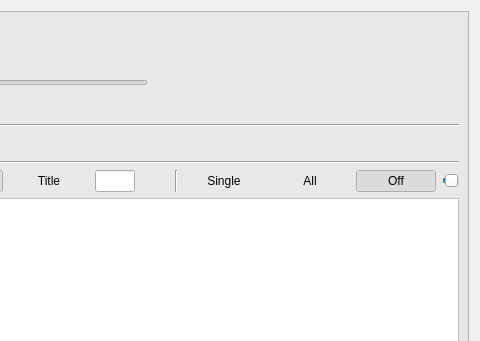
First picture: the form in playerwidget.ui, repository Amixp/flow, before the edit; both pictures show x 496 to 976 and y 0 to 341 of the 976 by 703 pixel window.
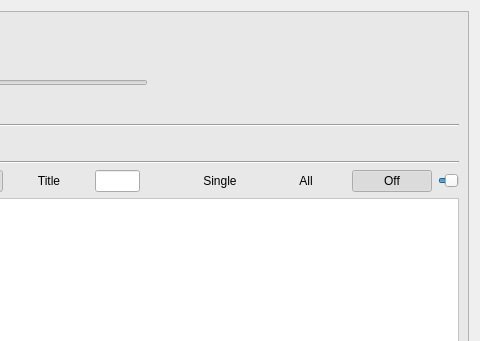
Second picture: the form after the edit. Icons and pictures are not drawn. Custom widgets are drawn as their Qt base class.

Commit message: Interface polishing

Patch:
```diff
--- a/playerwidget.ui
+++ b/playerwidget.ui
@@ -739,13 +739,6 @@
           </property>
          </widget>
         </item>
-        <item>
-         <widget class="Line" name="line_4">
-          <property name="orientation">
-           <enum>Qt::Vertical</enum>
-          </property>
-         </widget>
-        </item>
         <item>
          <widget class="QPushButton" name="repeatSingleButton">
           <property name="toolTip">
```
The commit also changes 4 other files.
